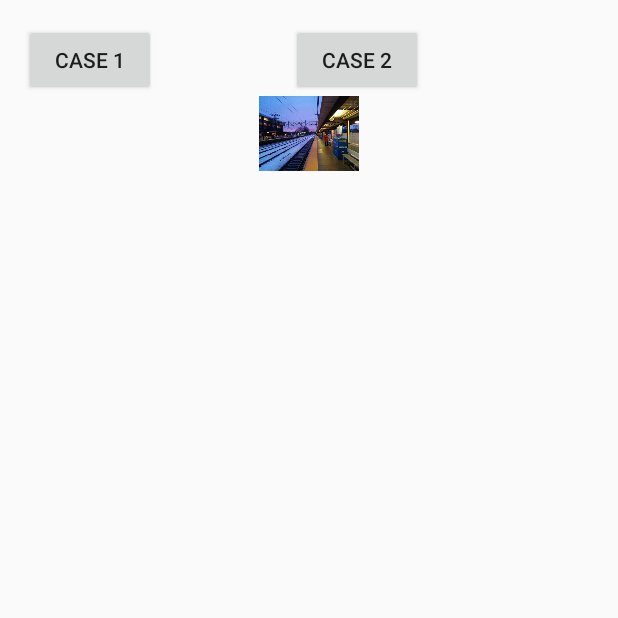
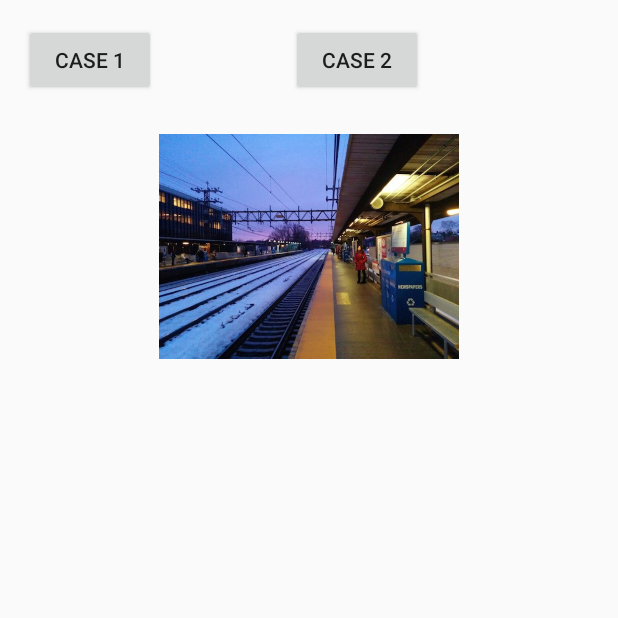
Before and after one commit to therealshabi/Lantern, an Android app: the recog screen opened directly, with no data from a screen before it, after a tap on "CASE 1", on a phone screen of 412 x 824 dp, the top half of it. Run offline under Robolectric (Android 15) with nearby library versions, the phone set to English and light mode, and no system bars.

Commit message:
Final Commit

```diff
--- a/app/src/main/java/testing/example/com/lantern/recog.java
+++ b/app/src/main/java/testing/example/com/lantern/recog.java
@@ -55,7 +55,7 @@ public class recog extends AppCompatActivity
 
         //String API_URL ="https://www.googleapis.com/youtube/v3/search?part=snippet&q="+x+"&type=video&fields=items(id%2FvideoId%2Csnippet(description%2Cthumbnails%2Fdefault%2Furl%2Ctitle))&maxResults=6&key=AIzaSyBUazLEbfOV-_Zla5bA8GbH4dgDi3fOJ2Y";
 
-        final String API_URL="https://api.clarifai.com/v1/tag/?access_token=hTKjUZAoZtv4yeHlDUeTzcPYZmMTwy&url=https://samples.clarifai.com/metronorth.jpg";
+        final String API_URL="https://api.clarifai.com/v1/tag/?access_token=hTKjUZAoZtv4yeHlDUeTzcPYZmMTwy&url=https://samples.clarifai.com/metro-north.jpg";
         final  String API_URL_2="https://api.clarifai.com/v1/tag/?access_token=hTKjUZAoZtv4yeHlDUeTzcPYZmMTwy&url=https://samples.clarifai.com/travel.jpg\n";
 
         button1.setOnClickListener(new View.OnClickListener() {
--- a/app/src/main/res/layout/activity_recog.xml
+++ b/app/src/main/res/layout/activity_recog.xml
@@ -33,8 +33,8 @@
 
     <ImageView
         android:id="@+id/image"
-        android:layout_width="wrap_content"
-        android:layout_height="50dp"
+        android:layout_width="200dp"
+        android:layout_height="200dp"
         android:layout_gravity="center" />
 
     <ScrollView
```
Also changed, not shown: app/src/main/res/drawable/app.png (added), app/src/main/res/drawable/logo.png (added).
